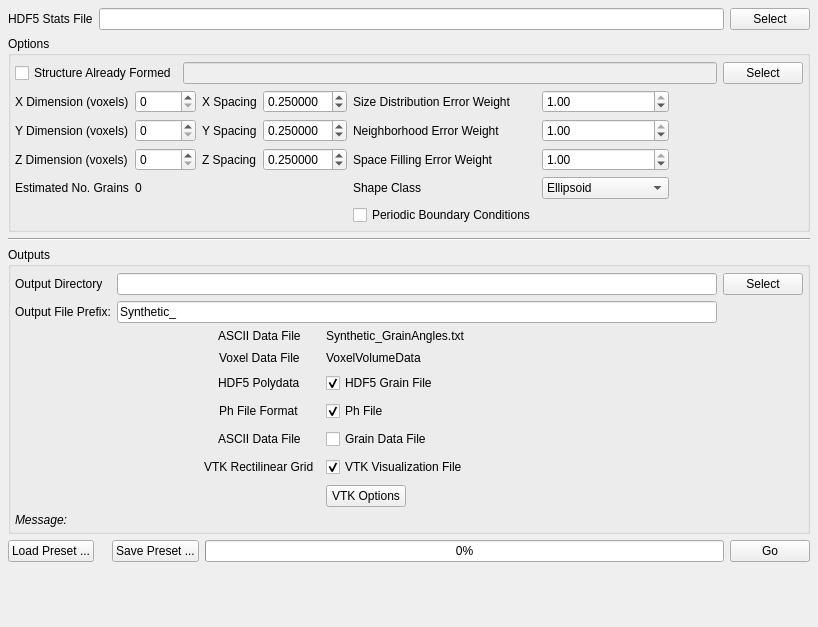
This is Source/UIPlugins/GrainGenerator/GrainGeneratorWidget.ui in BlueQuartzSoftware/DREAM3D as Qt 5 draws it before an edit. The edited form follows.
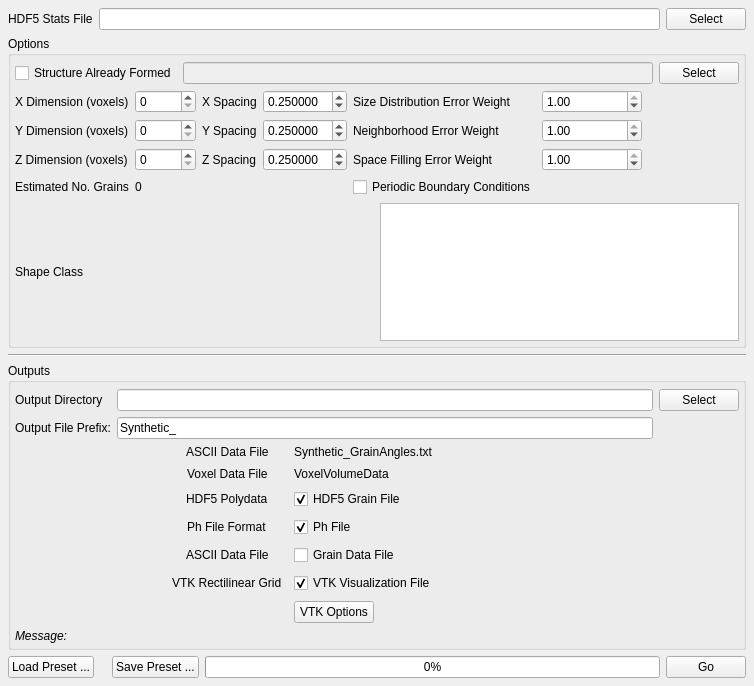
This is the edited form. Custom widgets are drawn as their Qt base class.

Commit message: Initial Commit of the Shape Class Drop Down menus for the Synthetic Builder plugin

What changed in the file:
```diff
--- a/Source/UIPlugins/GrainGenerator/GrainGeneratorWidget.ui
+++ b/Source/UIPlugins/GrainGenerator/GrainGeneratorWidget.ui
@@ -6,8 +6,8 @@
    <rect>
     <x>0</x>
     <y>0</y>
-    <width>818</width>
-    <height>627</height>
+    <width>754</width>
+    <height>686</height>
    </rect>
   </property>
   <property name="windowTitle">
@@ -61,7 +61,7 @@
       </property>
       <item>
        <layout class="QGridLayout" name="gridLayout_25">
-        <item row="1" column="2">
+        <item row="0" column="0">
          <widget class="QCheckBox" name="m_AlreadyFormed">
           <property name="enabled">
            <bool>true</bool>
@@ -71,14 +71,14 @@
           </property>
          </widget>
         </item>
-        <item row="1" column="3">
+        <item row="0" column="1">
          <widget class="QFSDropLineEdit" name="m_StructureFile">
           <property name="enabled">
            <bool>false</bool>
           </property>
          </widget>
         </item>
-        <item row="1" column="4">
+        <item row="0" column="2">
          <widget class="QPushButton" name="m_StructureFileBtn">
           <property name="text">
            <string>Select</string>
@@ -89,7 +89,7 @@
       </item>
       <item>
        <layout class="QGridLayout" name="gridLayout_7">
-        <item row="0" column="7" rowspan="5" colspan="3">
+        <item row="0" column="7" rowspan="4" colspan="3">
          <spacer name="horizontalSpacer">
           <property name="orientation">
            <enum>Qt::Horizontal</enum>
@@ -297,37 +297,6 @@
          </widget>
         </item>
         <item row="3" column="5">
-         <widget class="QLabel" name="label_20">
-          <property name="text">
-           <string>Shape Class</string>
-          </property>
-         </widget>
-        </item>
-        <item row="3" column="6">
-         <widget class="QComboBox" name="m_ShapeClass">
-          <item>
-           <property name="text">
-            <string>Ellipsoid</string>
-           </property>
-          </item>
-          <item>
-           <property name="text">
-            <string>Super-Ellipsoid</string>
-           </property>
-          </item>
-          <item>
-           <property name="text">
-            <string>Cube-Octahedron</string>
-           </property>
-          </item>
-          <item>
-           <property name="text">
-            <string>Cylinder</string>
-           </property>
-          </item>
-         </widget>
-        </item>
-        <item row="4" column="5">
          <widget class="QCheckBox" name="m_PeriodicBoundaryConditions">
           <property name="text">
            <string>Periodic Boundary Conditions</string>
@@ -336,6 +305,33 @@
         </item>
        </layout>
       </item>
+      <item>
+       <layout class="QGridLayout" name="gridLayout_2">
+        <item row="0" column="0">
+         <widget class="QLabel" name="label_17">
+          <property name="text">
+           <string>Shape Class</string>
+          </property>
+         </widget>
+        </item>
+        <item row="0" column="1">
+         <widget class="QListWidget" name="m_ShapeTypeList">
+          <property name="sizePolicy">
+           <sizepolicy hsizetype="Preferred" vsizetype="Preferred">
+            <horstretch>0</horstretch>
+            <verstretch>0</verstretch>
+           </sizepolicy>
+          </property>
+          <property name="editTriggers">
+           <set>QAbstractItemView::AllEditTriggers</set>
+          </property>
+          <property name="alternatingRowColors">
+           <bool>true</bool>
+          </property>
+         </widget>
+        </item>
+       </layout>
+      </item>
      </layout>
     </widget>
    </item>
```
Left out of the diff: 5 changed lines with no effect on the pictures. The commit also changes 10 other files.
